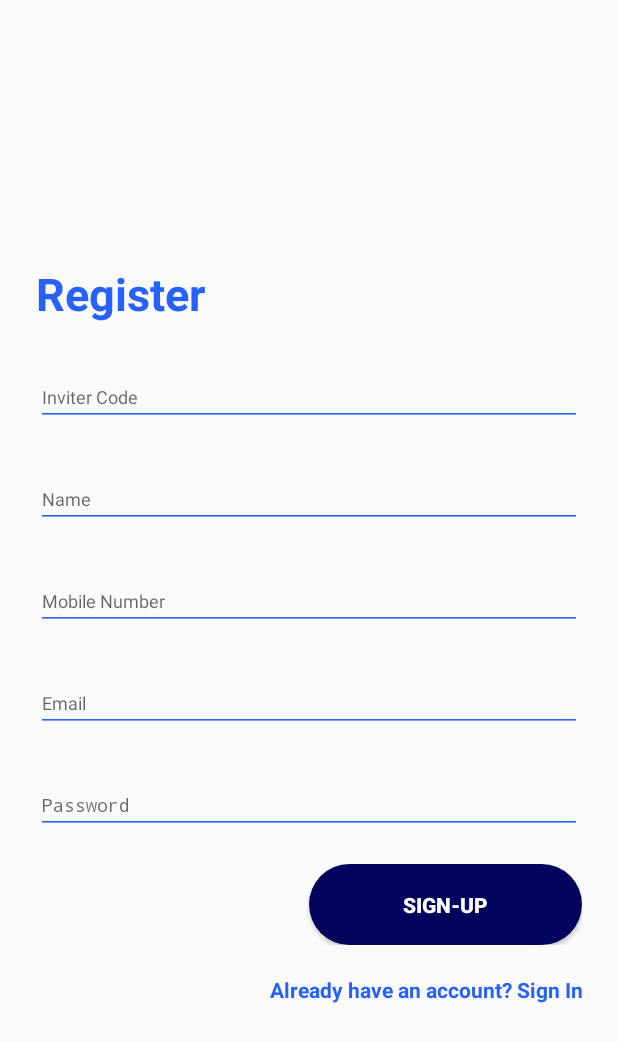
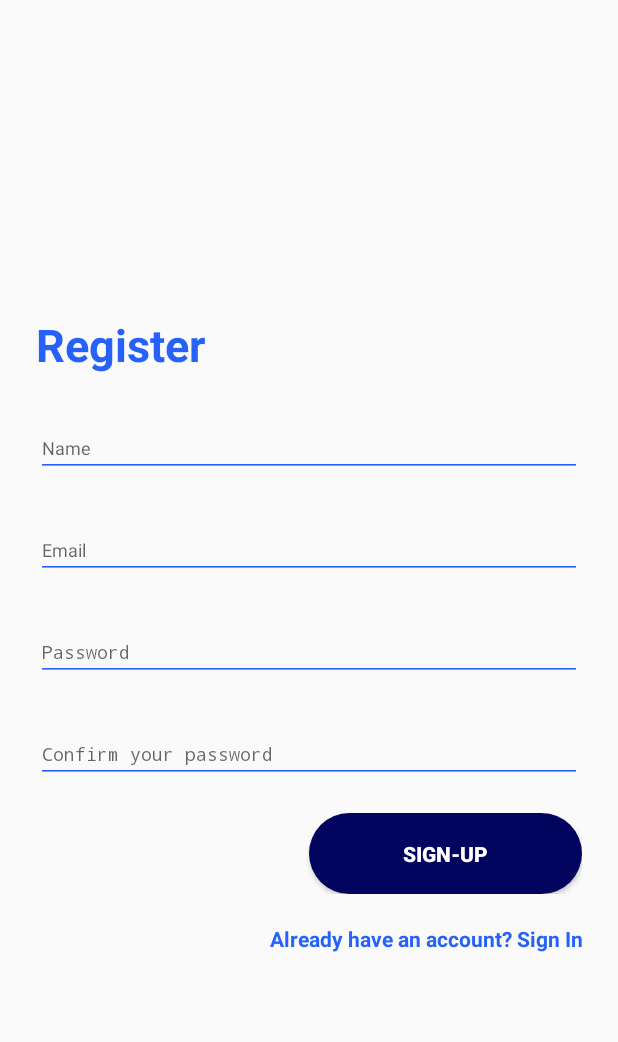
Before and after one commit to Med-Ahmed-Kilani/FirstStepV0.1, an Android app: the Register screen opened directly, with no data from a screen before it, on a phone screen of 412 x 824 dp. Shown: the top 1042 px of the screen. Run offline under Robolectric (Android 15) with nearby library versions, the phone set to English and light mode, and no system bars; libraries missing offline, so code that uses them is left out: com.vishnusivadas.advanced_httpurlconnection.

Commit message:
test register and ads page works just fine :P

```diff
--- a/app/build.gradle
+++ b/app/build.gradle
@@ -48,6 +48,9 @@ dependencies {
     androidTestImplementation 'com.android.support.test:runner:1.0.2'
     androidTestImplementation 'com.android.support.test.espresso:espresso-core:3.0.2'
 
+    implementation 'com.github.bumptech.glide:glide:4.12.0'
+    annotationProcessor 'com.github.bumptech.glide:compiler:4.12.0'
+
 }
 
 apply plugin: 'com.google.gms.google-services'
--- a/app/src/main/java/com/example/firststepv01/Login.java
+++ b/app/src/main/java/com/example/firststepv01/Login.java
@@ -68,12 +68,13 @@ public class Login extends AppCompatActivity {
                         data[0] = inputEmail;
                         data[1] = inputPassword;
 
-                        PutData putData = new PutData("http://192.168.1.8/LoginAndRegister/login.php", "POST", field, data);
+                        PutData putData = new PutData("http://192.168.1.3/LoginAndRegister/login.php", "POST", field, data);
                         if (putData.startPut()) {
                             if (putData.onComplete()) {
-                                //progressBar.setVisibility(View.GONE);
+                                progressBar.setVisibility(View.GONE);
                                 String result = putData.getResult();
                                 if (result.equals("Login Success")){
+
                                     Intent intent = new Intent(getApplicationContext(),LogsPage.class);
                                     startActivity(intent);
                                 }
--- a/app/src/main/res/layout/layout_logs.xml
+++ b/app/src/main/res/layout/layout_logs.xml
@@ -10,7 +10,6 @@
     <ListView
         android:id="@+id/logsList"
         android:layout_width="match_parent"
-        android:layout_height="match_parent"
-        />
+        android:layout_height="match_parent" />
 
 </LinearLayout>
--- a/app/src/main/res/layout/layout_register.xml
+++ b/app/src/main/res/layout/layout_register.xml
@@ -19,19 +19,6 @@
         android:text="Register"
         android:layout_marginTop="@dimen/loginViewsMargin"/>
 
-    <com.google.android.material.textfield.TextInputLayout
-
-        android:id="@+id/textInputReffSub"
-        style="@style/parent"
-        android:layout_marginTop="@dimen/loginViewsMargin">
-
-        <EditText
-            android:id="@+id/reffSub"
-            style="@style/modifiedEditText"
-            android:hint="Inviter Code"
-            android:inputType="textPersonName"
-            android:maxLines="1" />
-    </com.google.android.material.textfield.TextInputLayout>
 
     <com.google.android.material.textfield.TextInputLayout
 
@@ -46,21 +33,14 @@
             android:inputType="textPersonName"
             android:maxLines="1" />
     </com.google.android.material.textfield.TextInputLayout>
-
-    <com.google.android.material.textfield.TextInputLayout
-
-        android:id="@+id/textInputMobile"
-        style="@style/parent"
-        android:layout_marginTop="@dimen/loginViewsMargin">
-
-        <EditText
-            android:id="@+id/phone"
-            style="@style/modifiedEditText"
-            android:hint="@string/login_mobile_number_hint"
-            android:inputType="phone"
-            android:maxLines="1" />
-    </com.google.android.material.textfield.TextInputLayout
-        >
+    <TextView
+        android:id="@+id/usernameError"
+        android:layout_width="wrap_content"
+        android:layout_height="wrap_content"
+        android:text="Username must have more than 5 characters!"
+        android:textSize="10sp"
+        android:visibility="gone"
+        android:textColor="#FF0000"/>
 
     <com.google.android.material.textfield.TextInputLayout
 
@@ -75,6 +55,14 @@
             android:inputType="textEmailAddress"
             android:maxLines="1" />
     </com.google.android.material.textfield.TextInputLayout>
+    <TextView
+        android:id="@+id/emailError"
+        android:layout_width="wrap_content"
+        android:layout_height="wrap_content"
+        android:text="Email format is wrong!"
+        android:textSize="10sp"
+        android:visibility="gone"
+        android:textColor="#FF0000"/>
 
     <com.google.android.material.textfield.TextInputLayout
 
@@ -90,6 +78,38 @@
             android:maxLines="1" />
     </com.google.android.material.textfield.TextInputLayout
         >
+
+    <TextView
+        android:id="@+id/passwordError"
+        android:layout_width="wrap_content"
+        android:layout_height="wrap_content"
+        android:text="Password must be more than 7 characters!"
+        android:textSize="10sp"
+        android:visibility="gone"
+        android:textColor="#FF0000"/>
+
+    <com.google.android.material.textfield.TextInputLayout
+
+        android:id="@+id/textConfirmPassword"
+        style="@style/parent"
+        android:layout_marginTop="@dimen/loginViewsMargin">
+
+        <EditText
+            android:id="@+id/confirmPassword"
+            style="@style/modifiedEditText"
+            android:hint="Confirm your password"
+            android:inputType="textPassword"
+            android:maxLines="1" />
+    </com.google.android.material.textfield.TextInputLayout
+        >
+    <TextView
+        android:id="@+id/confirmPasswordError"
+        android:layout_width="wrap_content"
+        android:layout_height="wrap_content"
+        android:text="Confirmation must be identical to password !"
+        android:textSize="10sp"
+        android:visibility="gone"
+        android:textColor="#FF0000"/>
 
     <RelativeLayout
         android:layout_width="match_parent"
```
Also changed, not shown: app/src/main/java/com/example/firststepv01/Ad.java (+10 -9 lines), app/src/main/java/com/example/firststepv01/AdAdapter.java (+40 -34 lines), app/src/main/java/com/example/firststepv01/Register.java (+51 -22 lines), app/src/main/java/com/example/firststepv01/WorkPage.java (+69 -28 lines), app/src/main/res/layout/activity_work.xml (+8 -0 lines), app/src/main/res/layout/layout_edit.xml (+13 -13 lines), app/src/main/res/drawable-v24/testad.jpg (added).
